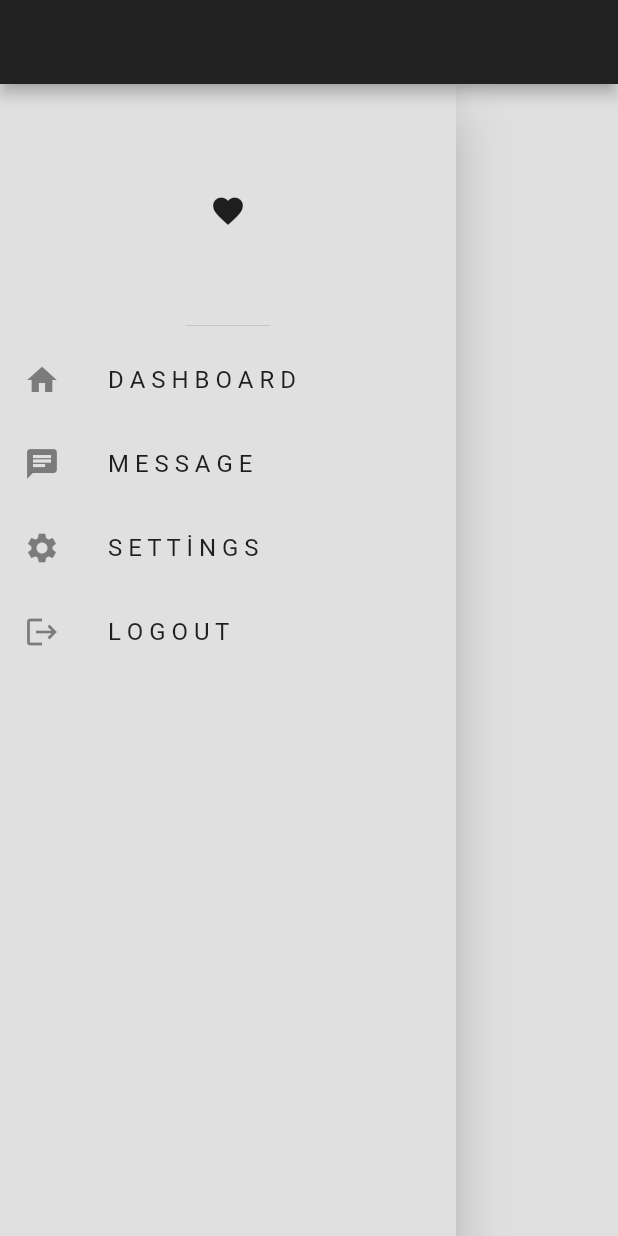
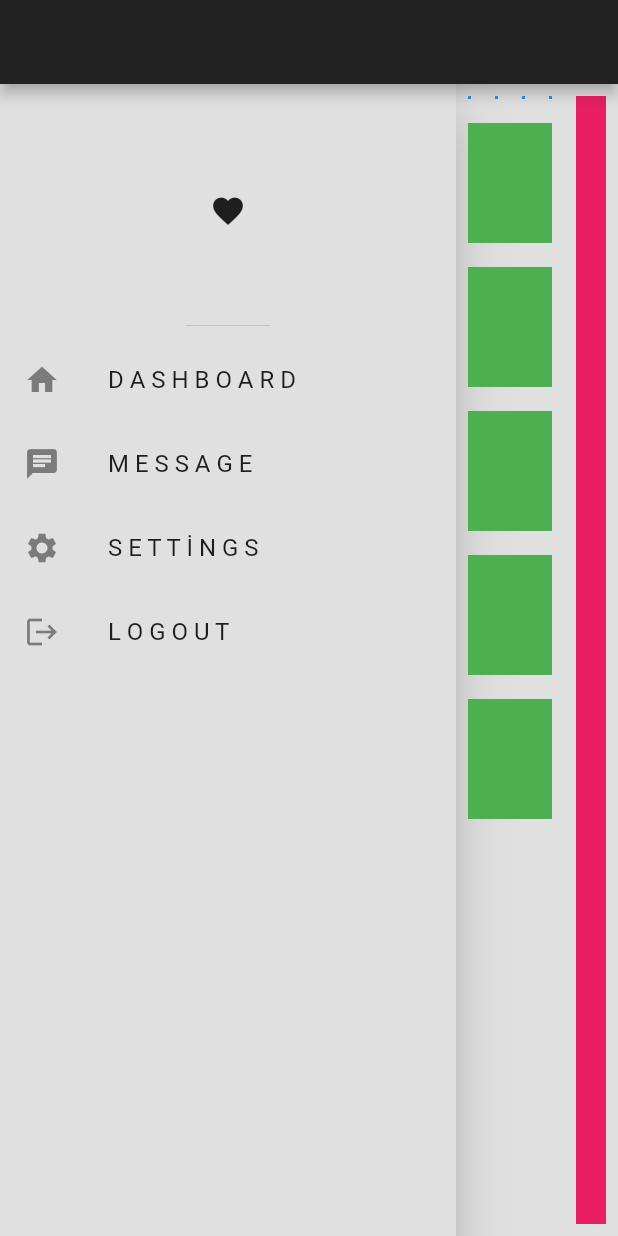
Before and after one commit to mehmetcannn0/responsive_dashboard_ui, a Flutter app: the DesktopScaffold screen opened directly, on a phone screen of 412 x 824 dp. Run offline on Flutter 3.47's test engine with Material 2 defaults, Android fonts, the phone set to English and light mode, and no system bars.

Commit message:
responsive layout tamamlandı

```diff
--- a/lib/responsive/desktop_scaffold.dart
+++ b/lib/responsive/desktop_scaffold.dart
@@ -1,5 +1,7 @@
 import 'package:flutter/material.dart';
 import 'package:responsive_dashboard_ui/constants.dart';
+import 'package:responsive_dashboard_ui/util/my_box.dart';
+import 'package:responsive_dashboard_ui/util/my_tile.dart';
 
 class DesktopScaffold extends StatefulWidget {
   const DesktopScaffold({super.key});
@@ -11,10 +13,56 @@ class _DesktopScaffoldState extends State<DesktopScaffold> {
   @override
   Widget build(BuildContext context) {
     return Scaffold(
-        appBar: myAppBar,
-        backgroundColor: myDefaultBackground,
-        body: Row(
-          children: [myDrawer],
-        ));
+      appBar: myAppBar,
+      backgroundColor: myDefaultBackground,
+      body: Row(
+        children: [
+          myDrawer,
+          Expanded(
+            flex: 2,
+            child: Column(
+              children: [
+                AspectRatio(
+                  aspectRatio: 4,
+                  child: SizedBox(
+                    width: double.infinity,
+                    child: GridView.builder(
+                      itemCount: 4,
+                      gridDelegate:
+                          const SliverGridDelegateWithFixedCrossAxisCount(
+                        crossAxisCount: 4,
+                      ),
+                      itemBuilder: (BuildContext context, int index) {
+                        return const MyBox();
+                      },
+                    ),
+                  ),
+                ),
+                Expanded(
+                  child: ListView.builder(
+                    itemCount: 5,
+                    itemBuilder: (BuildContext context, int index) {
+                      return const MyTile();
+                    },
+                  ),
+                )
+              ],
+            ),
+          ),
+          Expanded(
+              child: Column(
+            children: [
+              Expanded(
+                  child: Padding(
+                padding: const EdgeInsets.all(8.0),
+                child: Container(
+                  color: Colors.pink,
+                ),
+              ))
+            ],
+          ))
+        ],
+      ),
+    );
   }
 }
--- a/lib/responsive/responsive_layout.dart
+++ b/lib/responsive/responsive_layout.dart
@@ -15,7 +15,9 @@ class ResponsiveLayout extends StatelessWidget {
   Widget build(BuildContext context) {
     return LayoutBuilder(
       builder: (BuildContext context, BoxConstraints constraints) {
-        if (constraints.maxWidth <= 500) {
+        if (constraints.maxWidth <=
+            550) //chrome web cihazinda mobil formunu ınceleyebılmek ıcın 550 yaptım
+        {
           return mobileScaffold;
         } else if (constraints.maxWidth < 1100) {
           return tabletScaffold;
--- /dev/null
+++ b/lib/util/my_box.dart
@@ -0,0 +1,14 @@
+import 'package:flutter/material.dart';
+
+class MyBox extends StatelessWidget {
+  const MyBox({super.key});
+  @override
+  Widget build(BuildContext context) {
+    return Padding(
+      padding: const EdgeInsets.all(8.0),
+      child: Container(
+        color: Colors.blue,
+      ),
+    );
+  }
+}
--- /dev/null
+++ b/lib/util/my_tile.dart
@@ -0,0 +1,15 @@
+import 'package:flutter/material.dart';
+
+class MyTile extends StatelessWidget {
+  const MyTile({super.key});
+  @override
+  Widget build(BuildContext context) {
+    return Padding(
+      padding: const EdgeInsets.all(8.0),
+      child: Container(
+        color: Colors.green,
+        height: 80,
+      ),
+    );
+  }
+}
```
Also changed, not shown: lib/responsive/mobil_scaffold.dart (+28 -2 lines), lib/responsive/tablet_scaffold.dart (+29 -3 lines).
